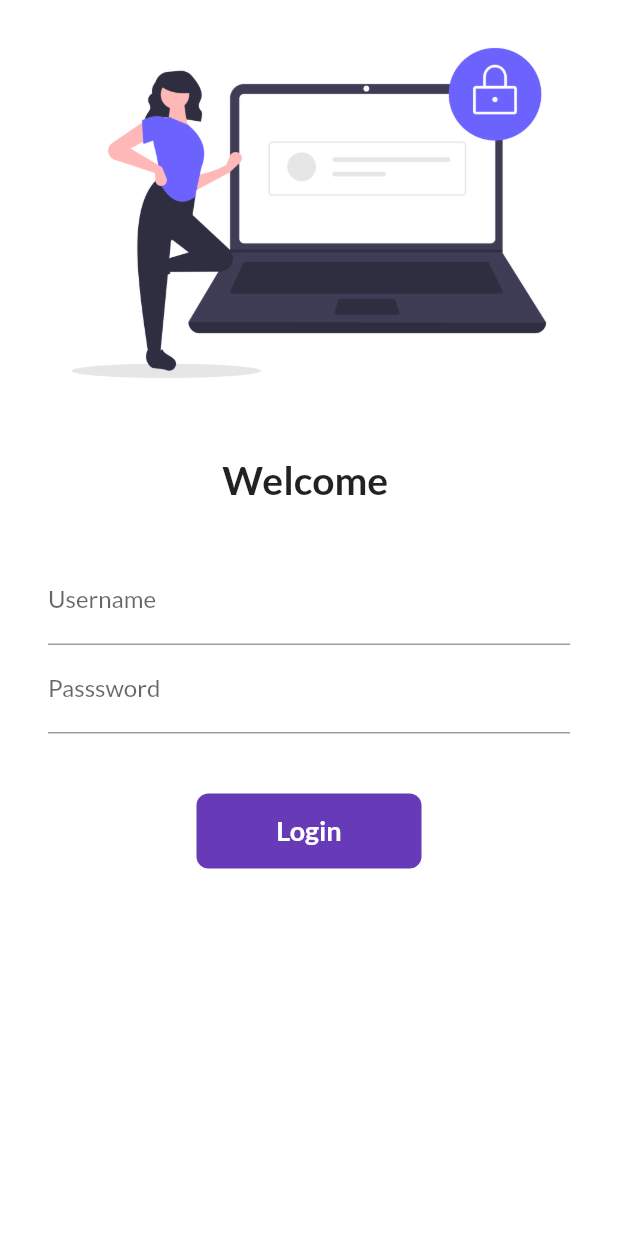
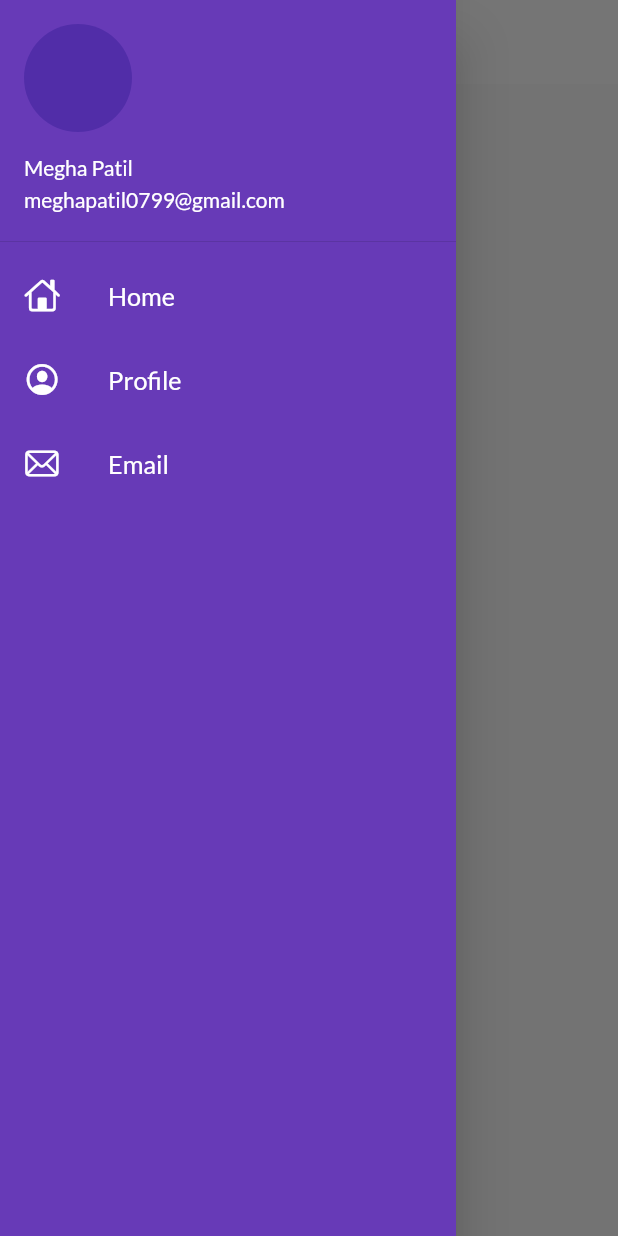
Before and after one commit to Megha0799/sitter_application, a Flutter app: the screen it shows after launch, with the side drawer open (before the commit the screen has no drawer), on a phone screen of 412 x 824 dp. Run offline on Flutter 3.47's test engine with Material 2 defaults, Android fonts, the light colour scheme and no system bars; our stand-ins replace google_fonts.

Commit message:
themeextract

```diff
--- a/lib/main.dart
+++ b/lib/main.dart
@@ -21,9 +21,18 @@ class MyApp extends StatelessWidget {
       theme: ThemeData(
         primarySwatch: Colors.deepPurple,
         fontFamily: GoogleFonts.lato().fontFamily,
+        appBarTheme: AppBarTheme(
+          color: Colors.white,
+          elevation: 0.0,
+          iconTheme: const IconThemeData(color: Colors.black),
+          toolbarTextStyle: Theme.of(context).textTheme.bodyText2,
+          titleTextStyle: Theme.of(context).textTheme.headline6,
+        ),
         // primaryTextTheme: GoogleFonts.latoTextTheme()
       ),
+      debugShowCheckedModeBanner: false,
       darkTheme: ThemeData(brightness: Brightness.dark),
+      initialRoute: MyRoutes.homeRoute,
       routes: {
         "/": (context) => const LoginPage(),
         MyRoutes.homeRoute: (context) => const HomePage(),
--- a/lib/pages/home.dart
+++ b/lib/pages/home.dart
@@ -1,4 +1,6 @@
 import 'package:flutter/material.dart';
+
+import '../widgets/drawer.dart';
 
 class HomePage extends StatelessWidget {
   const HomePage({Key? key}) : super(key: key);
@@ -7,14 +9,14 @@ class HomePage extends StatelessWidget {
   Widget build(BuildContext context) {
     return Scaffold(
       appBar: AppBar(
-        title: const Text("MyApp"),
+        title: Text("MyApp"),
       ),
       body: Center(
         child: Container(
           child: const Text('Welcome'),
         ),
       ),
-      drawer: const Drawer(),
+      drawer: const MyDrawer(),
     );
   }
 }
--- /dev/null
+++ b/lib/widgets/drawer.dart
@@ -0,0 +1,70 @@
+import 'package:flutter/cupertino.dart';
+import 'package:flutter/material.dart';
+
+class MyDrawer extends StatelessWidget {
+  const MyDrawer({Key? key}) : super(key: key);
+
+  @override
+  Widget build(BuildContext context) {
+    final imageUrl =
+        "https://img.myloview.com/stickers/user-profile-icon-vector-avatar-portrait-symbol-flat-shape-person-sign-logo-black-silhouette-isolated-on-white-background-400-215744553.jpg";
+    return Drawer(
+      child: Container(
+        color: Colors.deepPurple,
+        child: ListView(
+          children: const [
+            DrawerHeader(
+              padding: EdgeInsets.zero,
+              child: UserAccountsDrawerHeader(
+                margin: EdgeInsets.zero,
+                accountEmail: Text("meghapatil0799@gmail.com"),
+                accountName: Text("Megha Patil"),
+                currentAccountPicture: CircleAvatar(),
+                //  Image.network(imageUrl),
+              ),
+            ),
+            ListTile(
+              leading: Icon(
+                CupertinoIcons.home,
+                color: Colors.white,
+              ),
+              title: Text(
+                "Home",
+                textScaleFactor: 1.2,
+                style: TextStyle(
+                  color: Colors.white,
+                ),
+              ),
+            ),
+            ListTile(
+              leading: Icon(
+                CupertinoIcons.profile_circled,
+                color: Colors.white,
+              ),
+              title: Text(
+                "Profile",
+                textScaleFactor: 1.2,
+                style: TextStyle(
+                  color: Colors.white,
+                ),
+              ),
+            ),
+            ListTile(
+              leading: Icon(
+                CupertinoIcons.mail,
+                color: Colors.white,
+              ),
+              title: Text(
+                "Email",
+                textScaleFactor: 1.2,
+                style: TextStyle(
+                  color: Colors.white,
+                ),
+              ),
+            ),
+          ],
+        ),
+      ),
+    );
+  }
+}
```
Also changed, not shown: lib/pages/login_page.dart (+47 -16 lines).
